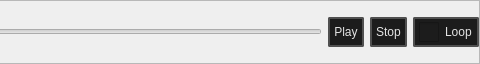
The window that src/soundevent_editor/audio_player.ui (dertwist/Hammer5Tools) describes before a commit, drawn with Qt 5; both pictures show x 710 to 1190 and y 0 to 64 of the 1190 by 64 pixel window.
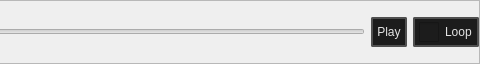
The same window after the commit. Icons and pictures are not drawn.

Commit message: Updated audioplayer: replaced stop with pause button and combined into one button.

The edit to the form file:
```diff
--- a/src/soundevent_editor/audio_player.ui
+++ b/src/soundevent_editor/audio_player.ui
@@ -131,55 +131,6 @@
         </property>
        </widget>
       </item>
-      <item>
-       <widget class="QPushButton" name="stop_button">
-        <property name="styleSheet">
-         <string notr="true">
-    /* QPushButton default and hover styles */
-    QPushButton {
-
-        font: 580 9pt &quot;Segoe UI&quot;;
-	
-
-        border: 2px solid black;
-        border-radius: 2px;
-        border-color: rgba(80, 80, 80, 255);
-        height:22px;
-        padding-top: 2px;
-        padding-bottom:2px;
-        padding-left: 4px;
-        padding-right: 4px;
-        color: #E3E3E3;
-        background-color: #1C1C1C;
-    }
-    QPushButton:hover {
-        background-color: #414956;
-        color: white;
-    }
-    QPushButton:pressed {
-        background-color: red;
-        background-color: #1C1C1C;
-        margin: 1 px;
-        margin-left: 2px;
-        margin-right: 2px;
-
-    }</string>
-        </property>
-        <property name="text">
-         <string>Stop</string>
-        </property>
-        <property name="icon">
-         <iconset resource="../resources.qrc">
-          <normaloff>:/valve_common/icons/tools/common/control_stop.png</normaloff>:/valve_common/icons/tools/common/control_stop.png</iconset>
-        </property>
-        <property name="iconSize">
-         <size>
-          <width>20</width>
-          <height>20</height>
-         </size>
-        </property>
-       </widget>
-      </item>
       <item>
        <widget class="QCheckBox" name="loop_checkbox">
         <property name="maximumSize">
```
The commit also changes 2 other files.
